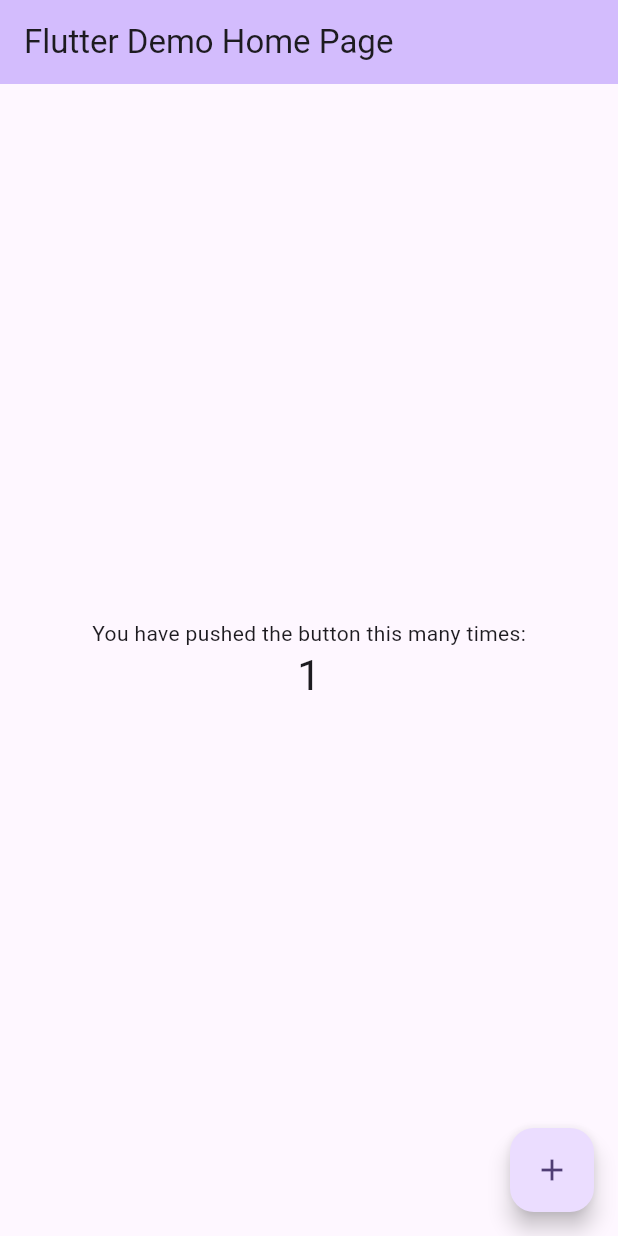
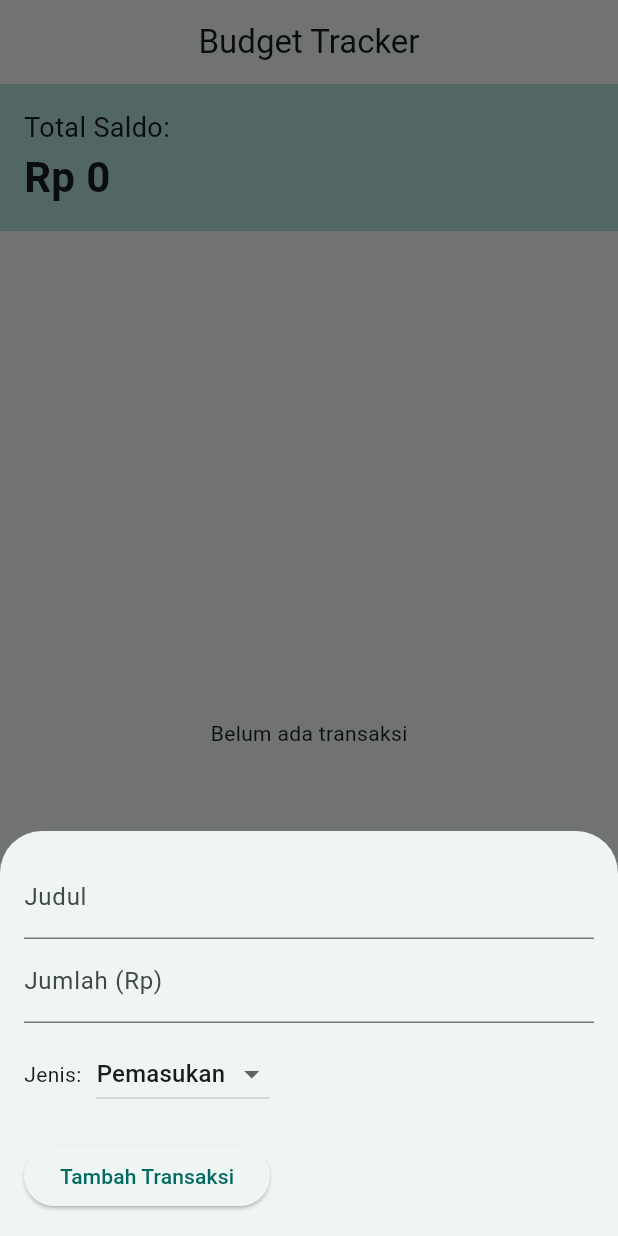
Before and after one commit to nabilqistubillah/flutterAppAS, a Flutter app: the screen it shows after launch, after a tap on the "add" icon, on a phone screen of 412 x 824 dp. Run offline on Flutter 3.47's test engine with Material 3 defaults, Android fonts, the phone set to English and light mode, and no system bars.

Commit message:
merubah app

```diff
--- a/lib/main.dart
+++ b/lib/main.dart
@@ -1,122 +1,21 @@
 import 'package:flutter/material.dart';
+import 'screens/home_screen.dart';
 
 void main() {
-  runApp(const MyApp());
+  runApp(BudgetTrackerApp());
 }
 
-class MyApp extends StatelessWidget {
-  const MyApp({super.key});
-
-  // This widget is the root of your application.
+class BudgetTrackerApp extends StatelessWidget {
   @override
   Widget build(BuildContext context) {
     return MaterialApp(
-      title: 'Flutter Demo',
+      title: 'Budget Tracker',
       theme: ThemeData(
-        // This is the theme of your application.
-        //
-        // TRY THIS: Try running your application with "flutter run". You'll see
-        // the application has a purple toolbar. Then, without quitting the app,
-        // try changing the seedColor in the colorScheme below to Colors.green
-        // and then invoke "hot reload" (save your changes or press the "hot
-        // reload" button in a Flutter-supported IDE, or press "r" if you used
-        // the command line to start the app).
-        //
-        // Notice that the counter didn't reset back to zero; the application
-        // state is not lost during the reload. To reset the state, use hot
-        // restart instead.
-        //
-        // This works for code too, not just values: Most code changes can be
-        // tested with just a hot reload.
-        colorScheme: ColorScheme.fromSeed(seedColor: Colors.deepPurple),
+        colorScheme: ColorScheme.fromSeed(seedColor: Colors.teal),
+        useMaterial3: true,
       ),
-      home: const MyHomePage(title: 'Flutter Demo Home Page'),
+      home: HomeScreen(),
+      debugShowCheckedModeBanner: false,
     );
   }
 }
-
-class MyHomePage extends StatefulWidget {
-  const MyHomePage({super.key, required this.title});
-
-  // This widget is the home page of your application. It is stateful, meaning
-  // that it has a State object (defined below) that contains fields that affect
-  // how it looks.
-
-  // This class is the configuration for the state. It holds the values (in this
-  // case the title) provided by the parent (in this case the App widget) and
-  // used by the build method of the State. Fields in a Widget subclass are
-  // always marked "final".
-
-  final String title;
-
-  @override
-  State<MyHomePage> createState() => _MyHomePageState();
-}
-
-class _MyHomePageState extends State<MyHomePage> {
-  int _counter = 0;
-
-  void _incrementCounter() {
-    setState(() {
-      // This call to setState tells the Flutter framework that something has
-      // changed in this State, which causes it to rerun the build method below
-      // so that the display can reflect the updated values. If we changed
-      // _counter without calling setState(), then the build method would not be
-      // called again, and so nothing would appear to happen.
-      _counter++;
-    });
-  }
-
-  @override
-  Widget build(BuildContext context) {
-    // This method is rerun every time setState is called, for instance as done
-    // by the _incrementCounter method above.
-    //
-    // The Flutter framework has been optimized to make rerunning build methods
-    // fast, so that you can just rebuild anything that needs updating rather
-    // than having to individually change instances of widgets.
-    return Scaffold(
-      appBar: AppBar(
-        // TRY THIS: Try changing the color here to a specific color (to
-        // Colors.amber, perhaps?) and trigger a hot reload to see the AppBar
-        // change color while the other colors stay the same.
-        backgroundColor: Theme.of(context).colorScheme.inversePrimary,
-        // Here we take the value from the MyHomePage object that was created by
-        // the App.build method, and use it to set our appbar title.
-        title: Text(widget.title),
-      ),
-      body: Center(
-        // Center is a layout widget. It takes a single child and positions it
-        // in the middle of the parent.
-        child: Column(
-          // Column is also a layout widget. It takes a list of children and
-          // arranges them vertically. By default, it sizes itself to fit its
-          // children horizontally, and tries to be as tall as its parent.
-          //
-          // Column has various properties to control how it sizes itself and
-          // how it positions its children. Here we use mainAxisAlignment to
-          // center the children vertically; the main axis here is the vertical
-          // axis because Columns are vertical (the cross axis would be
-          // horizontal).
-          //
-          // TRY THIS: Invoke "debug painting" (choose the "Toggle Debug Paint"
-          // action in the IDE, or press "p" in the console), to see the
-          // wireframe for each widget.
-          mainAxisAlignment: MainAxisAlignment.center,
-          children: <Widget>[
-            const Text('You have pushed the button this many times:'),
-            Text(
-              '$_counter',
-              style: Theme.of(context).textTheme.headlineMedium,
-            ),
-          ],
-        ),
-      ),
-      floatingActionButton: FloatingActionButton(
-        onPressed: _incrementCounter,
-        tooltip: 'Increment',
-        child: const Icon(Icons.add),
-      ), // This trailing comma makes auto-formatting nicer for build methods.
-    );
-  }
-}
--- /dev/null
+++ b/lib/models/transaction_model.dart
@@ -0,0 +1,15 @@
+class Transaction {
+  final int id;
+  final String title;
+  final double amount;
+  final DateTime date;
+  final bool isIncome;
+
+  Transaction({
+    required this.id,
+    required this.title,
+    required this.amount,
+    required this.date,
+    required this.isIncome,
+  });
+}
--- /dev/null
+++ b/lib/screens/home_screen.dart
@@ -0,0 +1,111 @@
+import 'package:flutter/material.dart';
+import '../models/transaction_model.dart';
+import '../widgets/transaction_form.dart';
+
+class HomeScreen extends StatefulWidget {
+  const HomeScreen({Key? key}) : super(key: key);
+
+  @override
+  State<HomeScreen> createState() => _HomeScreenState();
+}
+
+class _HomeScreenState extends State<HomeScreen> {
+  final List<Transaction> _transactions = [];
+
+  double get _totalBalance {
+    double total = 0.0;
+    for (var tx in _transactions) {
+      total += tx.isIncome ? tx.amount : -tx.amount;
+    }
+    return total;
+  }
+
+  @override
+  Widget build(BuildContext context) {
+    return Scaffold(
+      appBar: AppBar(
+        title: const Text('Budget Tracker'),
+        centerTitle: true,
+      ),
+      body: Column(
+        children: [
+          // Display total balance
+          Container(
+            width: double.infinity,
+            padding: const EdgeInsets.all(16),
+            color: Colors.teal[100],
+            child: Column(
+              crossAxisAlignment: CrossAxisAlignment.start,
+              children: [
+                const Text('Total Saldo:', style: TextStyle(fontSize: 18)),
+                Text(
+                  'Rp ${_totalBalance.toStringAsFixed(0)}',
+                  style: const TextStyle(fontSize: 28, fontWeight: FontWeight.bold),
+                ),
+              ],
+            ),
+          ),
+
+          // List of transactions
+          Expanded(
+            child: _transactions.isEmpty
+                ? const Center(
+              child: Text('Belum ada transaksi'),
+            )
+                : ListView.builder(
+              itemCount: _transactions.length,
+              itemBuilder: (ctx, index) {
+                final tx = _transactions[index];
+                return ListTile(
+                  leading: Icon(
+                    tx.isIncome ? Icons.arrow_downward : Icons.arrow_upward,
+                    color: tx.isIncome ? Colors.green : Colors.red,
+                  ),
+                  title: Text(tx.title),
+                  subtitle: Text(
+                    '${tx.date.day}/${tx.date.month}/${tx.date.year}',
+                  ),
+                  trailing: Text(
+                    'Rp ${tx.amount.toStringAsFixed(0)}',
+                    style: TextStyle(
+                      color: tx.isIncome ? Colors.green : Colors.red,
+                      fontWeight: FontWeight.bold,
+                    ),
+                  ),
+                );
+              },
+            ),
+          ),
+        ],
+      ),
+
+      // Add transaction button
+      floatingActionButton: FloatingActionButton(
+        onPressed: () {
+          showModalBottomSheet(
+            context: context,
+            isScrollControlled: true,
+            builder: (_) {
+              return TransactionForm(
+                onSubmit: (title, amount, isIncome) {
+                  setState(() {
+                    _transactions.add(
+                      Transaction(
+                        id: DateTime.now().millisecondsSinceEpoch,
+                        title: title,
+                        amount: amount,
+                        date: DateTime.now(),
+                        isIncome: isIncome,
+                      ),
+                    );
+                  });
+                },
+              );
+            },
+          );
+        },
+        child: const Icon(Icons.add),
+      ),
+    );
+  }
+}
--- /dev/null
+++ b/lib/widgets/transaction_form.dart
@@ -0,0 +1,83 @@
+import 'package:flutter/material.dart';
+
+class TransactionForm extends StatefulWidget {
+  final Function(String, double, bool) onSubmit;
+
+  const TransactionForm({super.key, required this.onSubmit});
+
+  @override
+  State<TransactionForm> createState() => _TransactionFormState();
+}
+
+class _TransactionFormState extends State<TransactionForm> {
+  final _titleController = TextEditingController();
+  final _amountController = TextEditingController();
+  bool _isIncome = true;
+
+  void _submitData() {
+    final enteredTitle = _titleController.text.trim();
+    final enteredAmount = double.tryParse(_amountController.text) ?? 0;
+
+    if (enteredTitle.isEmpty || enteredAmount <= 0) {
+      return;
+    }
+
+    widget.onSubmit(enteredTitle, enteredAmount, _isIncome);
+    Navigator.of(context).pop(); // Tutup modal
+  }
+
+  @override
+  Widget build(BuildContext context) {
+    return Padding(
+      padding: const EdgeInsets.all(16),
+      child: SingleChildScrollView(
+        child: Column(
+          crossAxisAlignment: CrossAxisAlignment.start,
+          children: [
+            TextField(
+              decoration: const InputDecoration(labelText: 'Judul'),
+              controller: _titleController,
+            ),
+            TextField(
+              decoration: const InputDecoration(labelText: 'Jumlah (Rp)'),
+              controller: _amountController,
+              keyboardType: TextInputType.number,
+            ),
+            const SizedBox(height: 10),
+            Row(
+              children: [
+                const Text('Jenis:'),
+                const SizedBox(width: 10),
+                DropdownButton<bool>(
+                  value: _isIncome,
+                  items: const [
+                    DropdownMenuItem(
+                      value: true,
+                      child: Text('Pemasukan'),
+                    ),
+                    DropdownMenuItem(
+                      value: false,
+                      child: Text('Pengeluaran'),
+                    ),
+                  ],
+                  onChanged: (val) {
+                    if (val != null) {
+                      setState(() {
+                        _isIncome = val;
+                      });
+                    }
+                  },
+                ),
+              ],
+            ),
+            const SizedBox(height: 20),
+            ElevatedButton(
+              onPressed: _submitData,
+              child: const Text('Tambah Transaksi'),
+            ),
+          ],
+        ),
+      ),
+    );
+  }
+}
```
Also changed, not shown: lib/widgets/transaction_list.dart (added).
